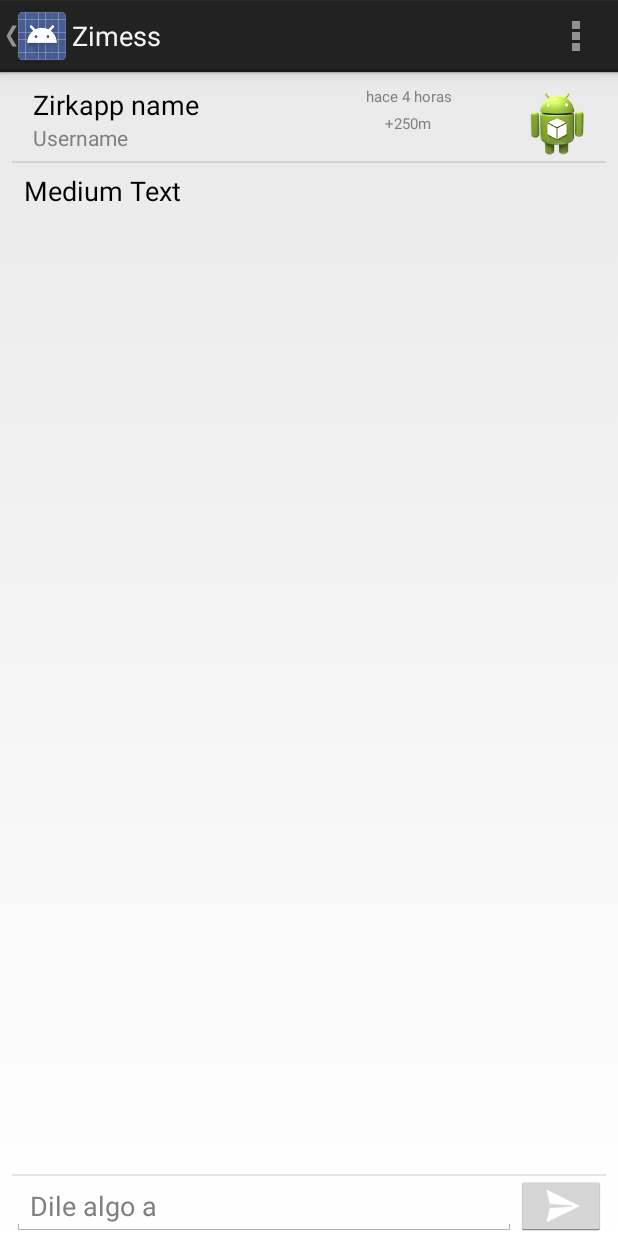
After one commit to ecanaveras/Zirkapp, an Android app: the DetailZimessActivity screen opened directly, with no data from a screen before it, on a phone screen of 412 x 824 dp. The commit adds this screen. Run offline under Robolectric (Android 15) with nearby library versions, the phone set to English and light mode, and no system bars.

Commit message:
Update 25072014 1330

```diff
--- a/app/src/main/AndroidManifest.xml
+++ b/app/src/main/AndroidManifest.xml
@@ -1,18 +1,18 @@
 <?xml version="1.0" encoding="utf-8"?>
 <manifest xmlns:android="http://schemas.android.com/apk/res/android"
-    package="com.ecp.gsy.dcs.zirkapp.app">
+    package="com.ecp.gsy.dcs.zirkapp.app" >
 
     <application
         android:name=".util.task.JSONApplication"
         android:allowBackup="true"
         android:icon="@drawable/ic_launcher"
         android:label="@string/app_name"
-        android:theme="@style/AppTheme">
+        android:theme="@style/AppTheme" >
         <activity
             android:name=".MainActivity"
             android:configChanges="keyboardHidden|orientation"
             android:label="@string/app_name"
-            android:screenOrientation="portrait">
+            android:screenOrientation="portrait" >
             <intent-filter>
                 <action android:name="android.intent.action.MAIN" />
 
@@ -21,11 +21,15 @@
         </activity>
         <activity
             android:name=".ManagerWelcome"
-            android:label="@string/title_activity_manager_welcome"></activity>
+            android:label="@string/title_activity_manager_welcome" />
         <activity
             android:name=".NewZimessActivity"
-            android:windowSoftInputMode="stateVisible|adjustResize"
-            android:label="@string/title_activity_new_zmessage">
+            android:label="@string/title_activity_new_zmessage"
+            android:windowSoftInputMode="stateVisible|adjustResize" >
+        </activity>
+        <activity
+            android:name=".DetailZimessActivity"
+            android:label="@string/title_activity_detail_zimess" >
         </activity>
     </application>
 
--- /dev/null
+++ b/app/src/main/java/com/ecp/gsy/dcs/zirkapp/app/DetailZimessActivity.java
@@ -0,0 +1,40 @@
+package com.ecp.gsy.dcs.zirkapp.app;
+
+import android.app.Activity;
+import android.os.Bundle;
+import android.view.Menu;
+import android.view.MenuItem;
+import com.ecp.gsy.dcs.zirkapp.app.R;
+import com.ecp.gsy.dcs.zirkapp.app.util.beans.Zimess;
+
+public class DetailZimessActivity extends Activity {
+
+    @Override
+    protected void onCreate(Bundle savedInstanceState) {
+        super.onCreate(savedInstanceState);
+        setContentView(R.layout.activity_detail_zimess);
+        //getIntent().getStringExtra();
+        getActionBar().setDisplayHomeAsUpEnabled(true);
+        getActionBar().setTitle("Zimess");
+    }
+
+
+    @Override
+    public boolean onCreateOptionsMenu(Menu menu) {
+        // Inflate the menu; this adds items to the action bar if it is present.
+        getMenuInflater().inflate(R.menu.detail_zimess, menu);
+        return true;
+    }
+
+    @Override
+    public boolean onOptionsItemSelected(MenuItem item) {
+        // Handle action bar item clicks here. The action bar will
+        // automatically handle clicks on the Home/Up button, so long
+        // as you specify a parent activity in AndroidManifest.xml.
+        int id = item.getItemId();
+        if (id == R.id.action_settings) {
+            return true;
+        }
+        return super.onOptionsItemSelected(item);
+    }
+}
--- /dev/null
+++ b/app/src/main/res/layout/activity_detail_zimess.xml
@@ -0,0 +1,135 @@
+<RelativeLayout xmlns:android="http://schemas.android.com/apk/res/android"
+    xmlns:tools="http://schemas.android.com/tools"
+    android:layout_width="match_parent"
+    android:layout_height="match_parent"
+    tools:context="com.ecp.gsy.dcs.zirkapp.app.DetailZimessActivity">
+
+
+    <LinearLayout
+        android:layout_width="fill_parent"
+        android:layout_height="fill_parent"
+        android:orientation="vertical"
+        android:layout_marginLeft="8dp"
+        android:layout_marginRight="8dp">
+
+        <LinearLayout
+            android:id="@+id/linearLayout"
+            android:layout_width="fill_parent"
+            android:layout_height="wrap_content"
+            android:layout_marginLeft="8dp"
+            android:layout_marginRight="8dp"
+            android:layout_marginTop="4dp"
+            android:orientation="horizontal">
+
+            <LinearLayout
+                android:layout_width="fill_parent"
+                android:layout_height="fill_parent"
+                android:layout_weight="1"
+                android:orientation="vertical"
+                android:paddingLeft="6dp"
+                android:paddingTop="5dp">
+
+                <TextView
+                    android:id="@+id/lblNombreUsuario"
+                    android:layout_width="wrap_content"
+                    android:layout_height="wrap_content"
+                    android:text="Zirkapp name"
+                    android:textAppearance="?android:attr/textAppearanceMedium" />
+
+                <TextView
+                    android:id="@+id/lblUserName"
+                    android:layout_width="wrap_content"
+                    android:layout_height="wrap_content"
+                    android:text="Username"
+                    android:textAppearance="?android:attr/textAppearanceSmall"
+                    android:textColor="#ff7f7f7f" />
+            </LinearLayout>
+
+            <LinearLayout
+                android:layout_width="fill_parent"
+                android:layout_height="fill_parent"
+                android:layout_weight="1"
+                android:gravity="right"
+                android:orientation="horizontal"
+                android:paddingTop="5dp">
+
+                <LinearLayout
+                    android:layout_width="wrap_content"
+                    android:layout_height="wrap_content"
+                    android:orientation="vertical"
+                    android:layout_weight="1">
+
+                    <TextView
+                        android:id="@+id/txtTiempo"
+                        style="@style/MiniText"
+                        android:layout_width="fill_parent"
+                        android:layout_height="wrap_content"
+                        android:layout_weight="1"
+                        android:gravity="center"
+                        android:text="hace 4 horas" />
+                    <TextView
+                        style="@style/MiniText"
+                        android:layout_width="fill_parent"
+                        android:layout_height="wrap_content"
+                        android:gravity="center"
+                        android:text="+250m"
+                        android:layout_weight="1"
+                        android:layout_marginTop="4dp" />
+                </LinearLayout>
+
+                <ImageView
+                    android:id="@+id/imgAvatar"
+                    android:layout_width="50dp"
+                    android:layout_height="50dp"
+                    android:layout_marginLeft="8dp"
+                    android:scaleType="center"
+                    android:src="@drawable/ic_launcher" />
+
+            </LinearLayout>
+        </LinearLayout>
+        <View style="@style/Divider"/>
+
+        <LinearLayout
+            android:layout_width="fill_parent"
+            android:layout_height="wrap_content"
+            android:layout_marginBottom="6dp"
+            android:layout_marginLeft="8dp"
+            android:layout_marginRight="8dp"
+            android:layout_marginTop="6dp"
+            android:orientation="vertical"
+            android:layout_weight="1">
+
+            <TextView
+                android:id="@+id/textView"
+                android:layout_width="fill_parent"
+                android:layout_height="wrap_content"
+                android:text="Medium Text"
+                android:textAppearance="?android:attr/textAppearanceMedium"
+                android:autoLink="all" />
+        </LinearLayout>
+
+        <View style="@style/Divider"/>
+        <LinearLayout
+            android:layout_width="fill_parent"
+            android:layout_height="wrap_content"
+            android:orientation="horizontal">
+
+            <EditText
+                android:id="@+id/editText"
+                android:layout_width="wrap_content"
+                android:layout_height="wrap_content"
+                android:layout_gravity="bottom"
+                android:layout_weight="1"
+                android:hint="@string/msgReply" />
+
+            <ImageButton
+                android:id="@+id/imageButton"
+                android:layout_width="60dp"
+                android:layout_height="40dp"
+                android:layout_gravity="bottom"
+                android:src="@drawable/ic_action_send" />
+
+        </LinearLayout>
+    </LinearLayout>
+
+</RelativeLayout>
--- /dev/null
+++ b/app/src/main/res/menu/detail_zimess.xml
@@ -0,0 +1,8 @@
+<menu xmlns:android="http://schemas.android.com/apk/res/android"
+    xmlns:tools="http://schemas.android.com/tools"
+    tools:context="com.ecp.gsy.dcs.zirkapp.app.DetailZimessActivity" >
+    <item android:id="@+id/action_settings"
+        android:title="@string/action_settings"
+        android:orderInCategory="100"
+        android:showAsAction="never" />
+</menu>
--- a/app/src/main/res/values/strings.xml
+++ b/app/src/main/res/values/strings.xml
@@ -75,5 +75,7 @@
     <string name="msgDisconnet">Out, que le pasa al internet?</string>
     <string name="msgSend">Mensaje enviado exitosamente</string>
     <string name="msgError">Ha ocurrido un error:</string>
+    <string name="title_activity_detail_zimess">DetailZimessActivity</string>
+    <string name="msgReply">Dile algo a</string>
 
 </resources>
```
Also changed, not shown: 2 other files.
